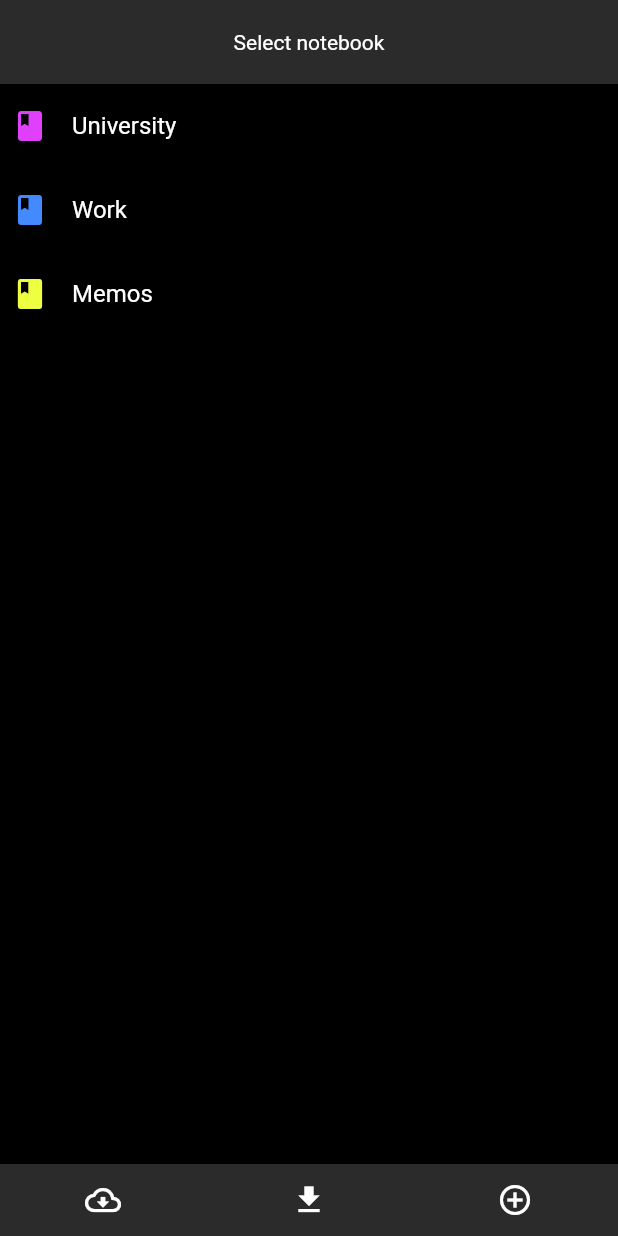
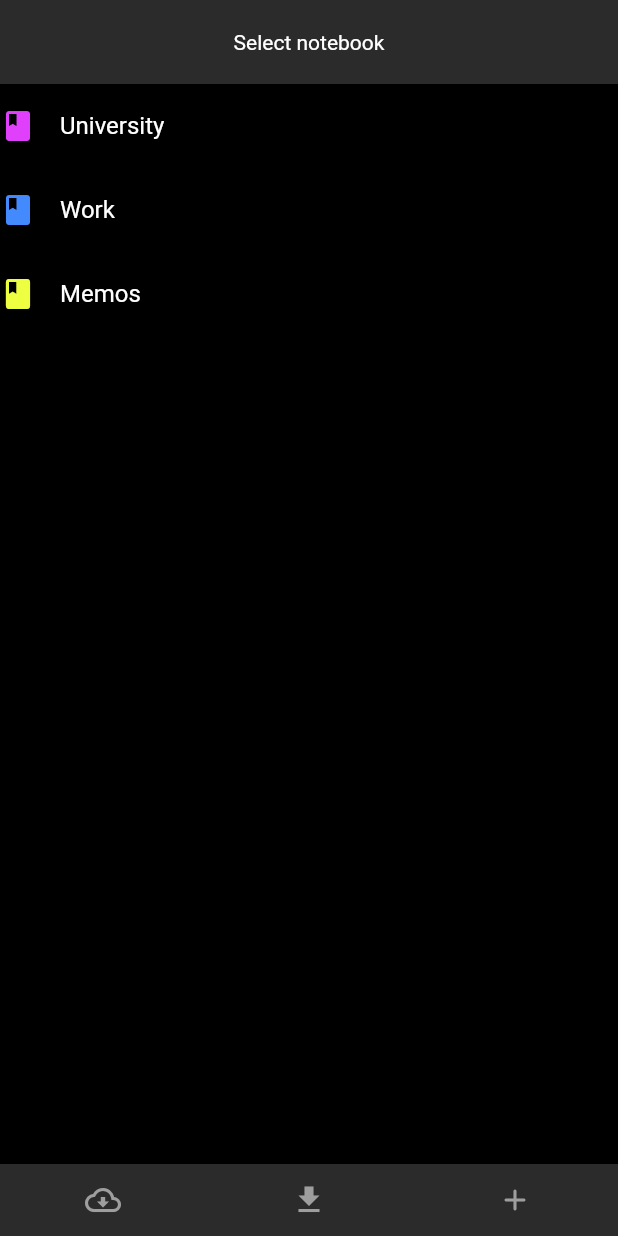
Before and after one commit to attilio-oliva/UniNote, a Flutter app: the screen it shows after launch, on a phone screen of 412 x 824 dp. Run offline on Flutter 3.47's test engine with Material 2 defaults, Android fonts, the phone set to English and light mode, and no system bars; our stand-ins replace flutter_bloc, flutter_markdown; missing offline and left inert: katex_flutter, markdown.

Commit message:
Added ListSubject section and major list upgrades

```diff
--- a/lib/frames/ListSelection.dart
+++ b/lib/frames/ListSelection.dart
@@ -1,6 +1,7 @@
 import 'package:flutter/material.dart';
 import 'package:flutter_bloc/flutter_bloc.dart';
 import 'package:uninote/bloc/ListBloc.dart';
+import 'package:uninote/globals/colors.dart' as globalColors;
 import 'package:uninote/states/ListState.dart';
 import 'package:uninote/widgets/CustomList.dart';
 import 'NoteEditor.dart';
@@ -14,6 +15,8 @@ class ListSelection extends StatelessWidget {
     switch (state.subject) {
       case ListSubject.notebook:
         return "Select notebook";
+      case ListSubject.section:
+        return state.selectedItem;
       case ListSubject.note:
         return state.selectedItem;
     }
@@ -27,9 +30,9 @@ class ListSelection extends StatelessWidget {
       listener: (context, state) {
         if (state.swapToEditCanvas) {
           Navigator.push(
-              context,
-              MaterialPageRoute(
-                  builder: (BuildContext context) => NoteEditor()));
+            context,
+            MaterialPageRoute(builder: (BuildContext context) => NoteEditor()),
+          );
         }
       },
       builder: (context, state) => Scaffold(
@@ -37,28 +40,49 @@ class ListSelection extends StatelessWidget {
           title: Text(getAppBarTitle(state)),
           centerTitle: true,
         ),
-        body: CustomList(items: state.itemList, bloc: listBloc),
+        body: CustomList(items: state.itemList),
         bottomNavigationBar: BottomAppBar(
           child: Row(children: [
             Expanded(
               child: IconButton(
+                color: globalColors.bottomButtonColor,
                 icon: Icon(Icons.cloud_download_outlined),
                 onPressed: () =>
-                    listBloc.add(ListEventData(ListEvent.importRemoteResource)),
+                    listBloc.add({'key': ListEvent.importRemoteResource}),
               ),
             ),
             Expanded(
               child: IconButton(
+                color: globalColors.bottomButtonColor,
                 icon: Icon(Icons.file_download),
                 onPressed: () =>
-                    listBloc.add(ListEventData(ListEvent.importLocalResource)),
+                    listBloc.add({'key': ListEvent.importLocalResource}),
+              ),
+            ),
+            Visibility(
+              visible: state.subject == ListSubject.note,
+              child: Expanded(
+                child: IconButton(
+                    color: globalColors.bottomButtonColor,
+                    icon: Icon(Icons.add_circle),
+                    onPressed: () {}),
               ),
             ),
             Expanded(
               child: IconButton(
-                icon: Icon(Icons.add_circle_outline),
-                onPressed: () =>
-                    listBloc.add(ListEventData(ListEvent.itemAdded)),
+                color: globalColors.bottomButtonColor,
+                icon: Icon(Icons.add_rounded),
+                onPressed: () {
+                  if (state.editingIndex != null) {
+                    listBloc.add({
+                      'key': ListEvent.editRequested,
+                      'data': "",
+                      'index': state.editingIndex
+                    });
+                  } else {
+                    listBloc.add({'key': ListEvent.itemAdded});
+                  }
+                },
               ),
             ),
           ]),
--- a/lib/frames/NoteEditor.dart
+++ b/lib/frames/NoteEditor.dart
@@ -36,7 +36,7 @@ class NoteEditor extends StatefulWidget {
 
 class _NoteEditorState extends State<NoteEditor> {
   AppBarButton lastPressedButton = null;
-  List options = ['Settings1', 'Settings2', 'Settings3', 'marco', 'melorio'];
+  List options = ['Settings1', 'Settings2', 'Settings3'];
   double maxHeight;
   double maxWidth;
   double maxListWidth;
@@ -114,8 +114,8 @@ class _NoteEditorState extends State<NoteEditor> {
     if (button == lastPressedButton) {
       isToolBarVisible = !isToolBarVisible;
     } else if (lastPressedButton == null) {
+      isToolBarVisible = !isToolBarVisible;
       lastPressedButton = button;
-      isToolBarVisible = !isToolBarVisible;
     } else if (isToolBarVisible == false && lastPressedButton != button) {
       isToolBarVisible = !isToolBarVisible;
       lastPressedButton = button;
--- a/lib/globals/colors.dart
+++ b/lib/globals/colors.dart
@@ -3,3 +3,4 @@ import 'package:flutter/material.dart';
 final Color primaryColor = Color(0xff2b2b2b);
 final Color primaryVariantColor = Colors.black;
 final Color secondaryColor = Colors.white;
+final Color bottomButtonColor = Colors.grey;
--- a/lib/globals/types.dart
+++ b/lib/globals/types.dart
@@ -1,5 +1,6 @@
 class Item {
-  Item(this.title, this.colorValue);
+  Item(this.title, this.colorValue, this.key);
   String title;
   int colorValue;
+  String key;
 }
--- a/lib/main.dart
+++ b/lib/main.dart
@@ -13,9 +13,9 @@ void main() {
 
 class MyApp extends StatelessWidget {
   final List<Item> openedNotebooks = [
-    Item("University", 0xffe040fb),
-    Item("Work", 0xff448aff),
-    Item("Memos", 0xffeeff41),
+    Item("University", 0xffe040fb, 0xFFFFFA.toString()),
+    Item("Work", 0xff448aff, 0xFFFFFB.toString()),
+    Item("Memos", 0xffeeff41, 0xFFFFFC.toString()),
   ];
 
   @override
@@ -28,7 +28,7 @@ class MyApp extends StatelessWidget {
         ),
         primaryColor: globalColors.primaryColor,
         accentColor: Colors.pink,
-        highlightColor: Colors.pink,
+        //highlightColor: Colors.pink,
         textSelectionTheme: TextSelectionThemeData(selectionColor: Colors.pink),
         textButtonTheme: TextButtonThemeData(
             style: TextButton.styleFrom(primary: globalColors.secondaryColor)),
--- a/lib/states/ListState.dart
+++ b/lib/states/ListState.dart
@@ -1,16 +1,18 @@
 import 'package:uninote/globals/types.dart';
 
-enum ListSubject { notebook, note }
+enum ListSubject { notebook, section, note }
 
 extension ListSubjectExtension on ListSubject {
   String get name {
     switch (this) {
       case ListSubject.notebook:
         return 'notebook';
+      case ListSubject.section:
+        return 'section';
       case ListSubject.note:
         return 'note';
       default:
-        return null;
+        return "";
     }
   }
 }
@@ -20,6 +22,7 @@ class ListState {
   List<Item> itemList = List.empty(growable: true);
   String selectedItem = "";
   bool swapToEditCanvas = false;
+  int editingIndex;
   ListState([ListSubject subject, String selectedNote, List<Item> itemList]) {
     this.subject = subject ?? this.subject;
     this.itemList = itemList ?? this.itemList;
@@ -30,6 +33,7 @@ class ListState {
     this.itemList = state?.itemList;
     this.selectedItem = state?.selectedItem;
     this.swapToEditCanvas = state?.swapToEditCanvas;
+    this.editingIndex = state.editingIndex;
   }
   ListState.fromList(List<Item> itemList) {
     this.itemList = itemList ?? this.itemList;
--- a/lib/widgets/CustomList.dart
+++ b/lib/widgets/CustomList.dart
@@ -1,13 +1,13 @@
 import 'package:flutter/material.dart';
+import 'package:flutter_bloc/flutter_bloc.dart';
 import 'package:uninote/bloc/ListBloc.dart';
 import 'package:uninote/globals/types.dart';
 import 'package:uninote/states/ListState.dart';
 
 class CustomList extends StatefulWidget {
-  CustomList({Key key, this.items, this.bloc}) : super(key: key);
+  CustomList({Key key, this.items}) : super(key: key);
 
   final List<Item> items;
-  final ListBloc bloc;
   @override
   State<StatefulWidget> createState() => _ReordableState();
 }
@@ -33,14 +33,38 @@ class _ReordableState extends State<CustomList> {
     switch (subject) {
       case ListSubject.notebook:
         return Icons.book;
+      case ListSubject.section:
+        return Icons.insert_drive_file_sharp;
       case ListSubject.note:
-        return Icons.insert_drive_file_sharp;
+        return null;
     }
+  }
+
+  bool isEditing(int editingIndex, int index) {
+    if (editingIndex != null) {
+      if (index == editingIndex) {
+        return true;
+      }
+    }
+    return false;
+  }
+
+  FocusNode getAutoFocusNode(BuildContext context, ListState state) {
+    FocusNode focusNode = FocusNode();
+    if (state.editingIndex != null) {
+      if (!focusNode.hasFocus) {
+        FocusScope.of(context).unfocus();
+        FocusScope.of(context).requestFocus(focusNode);
+      }
+    }
+    return focusNode;
   }
 
   @override
   Widget build(BuildContext context) {
-    return Theme(
+    final ListBloc listBloc = BlocProvider.of<ListBloc>(context);
+    return BlocBuilder<ListBloc, ListState>(
+      builder: (context, state) => Theme(
         data: Theme.of(context).copyWith(
           canvasColor: Colors.grey.shade900,
         ),
@@ -48,18 +72,51 @@ class _ReordableState extends State<CustomList> {
           itemCount: widget.items.length,
           itemBuilder: (context, index) {
             return ListTile(
-            contentPadding: EdgeInsets.symmetric(horizontal: 8.0),
+              contentPadding: EdgeInsets.fromLTRB(0, 0, 8, 0),
               minLeadingWidth: 0,
-            key: ValueKey(widget.items[index].title),
-            title: Text(widget.items[index].title),
-            leading: Icon(getIconData(widget.bloc.state.subject),
-                color: Color(widget.items[index].colorValue).withOpacity(1)),
-            onTap: () => widget.bloc.add(ListEventData(
-                ListEvent.itemSelected, widget.items[index].title)),
+              key: ValueKey(widget.items[index].key),
+              title: Visibility(
+                visible: !isEditing(state.editingIndex, index),
+                replacement: Container(
+                  height: 40,
+                  child: TextField(
+                    focusNode: getAutoFocusNode(context, state),
+                    onSubmitted: (value) {
+                      listBloc.add({
+                        'key': ListEvent.editRequested,
+                        'index': index,
+                        'data': value
+                      });
+                    },
+                    textInputAction: TextInputAction.search,
+                  ),
+                ),
+                child: Text(widget.items[index].title),
+              ),
+              leading: Visibility(
+                visible: state.subject != ListSubject.section,
+                replacement: Container(
+                  padding: EdgeInsets.all(0),
+                  width: 10,
+                  height: 48,
+                  decoration: BoxDecoration(
+                      color:
+                          Color(widget.items[index].colorValue).withOpacity(1)),
+                ),
+                child: Icon(
+                  getIconData(state.subject),
+                  color: Color(widget.items[index].colorValue).withOpacity(1),
+                ),
+              ),
+              onTap: () => listBloc.add({
+                'key': ListEvent.itemSelected,
+                'data': widget.items[index].title
+              }),
             );
           },
           onReorder: reorderData,
         ),
+      ),
     );
   }
 }
--- a/pubspec.yaml
+++ b/pubspec.yaml
@@ -33,6 +33,7 @@ dependencies:
   # The following adds the Cupertino Icons font to your application.
   # Use with the CupertinoIcons class for iOS style icons.
   cupertino_icons: ^1.0.2
+  crypto: ^3.0.1
 
 dev_dependencies:
   flutter_test:
```
Also changed, not shown: lib/bloc/ListBloc.dart (+46 -11 lines), pubspec.lock. Lines whose indentation alone changed are shown as unchanged.
